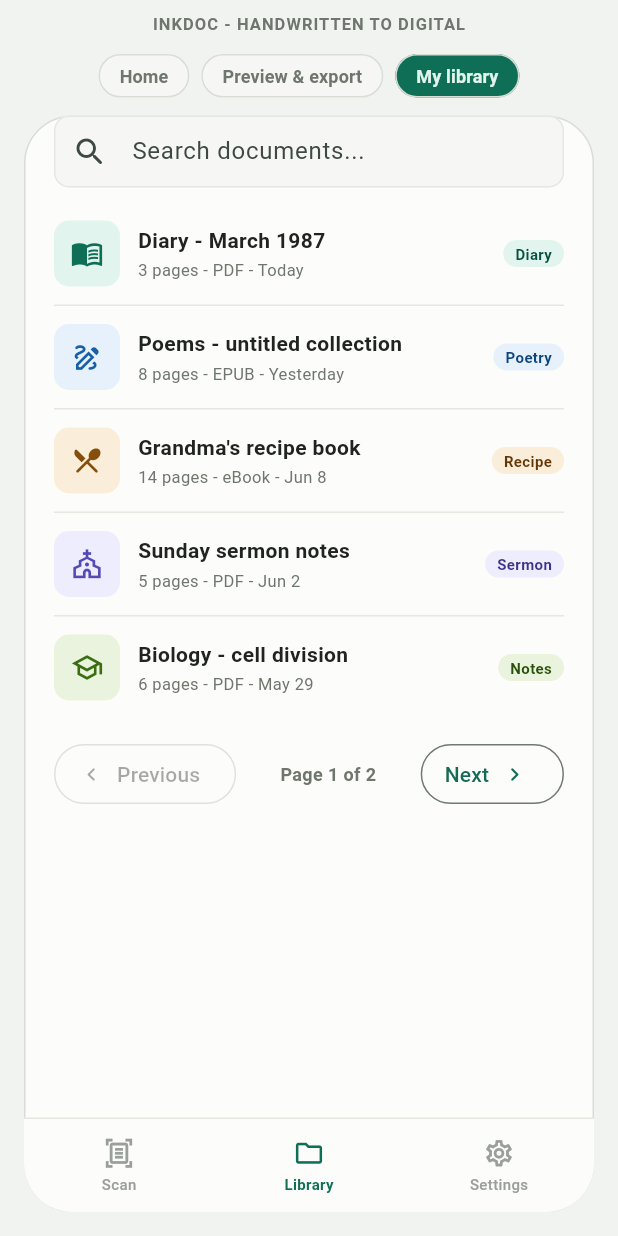
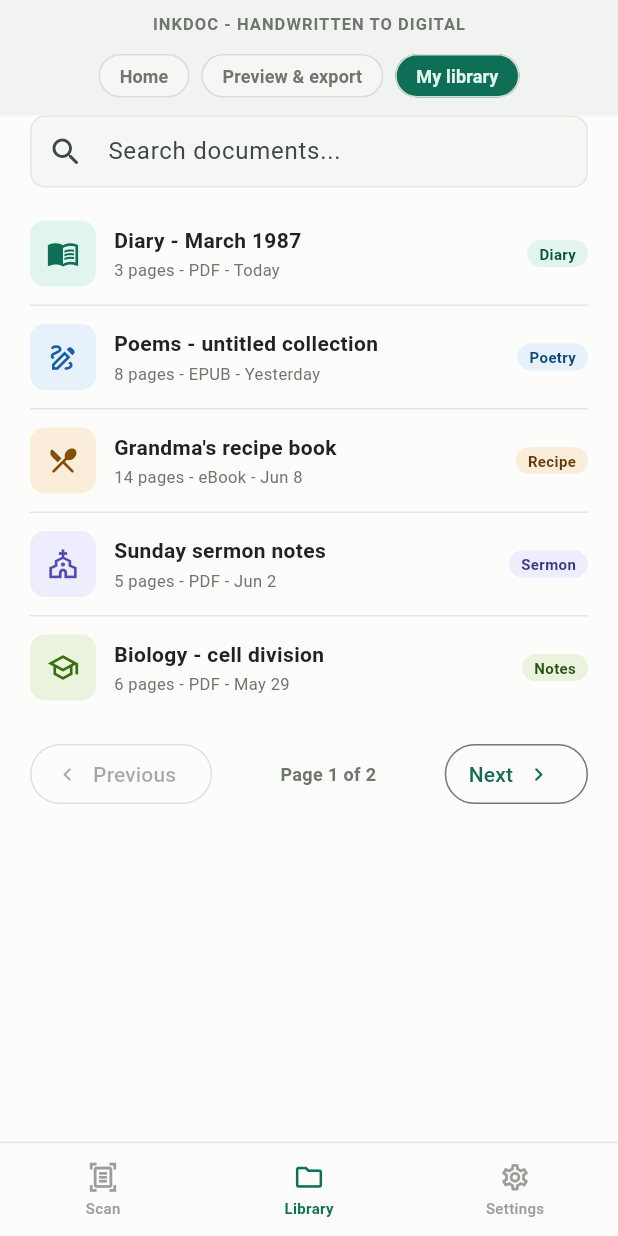
Before and after one commit to valentineRutto/WriteFlow, a Flutter app: the screen it shows after launch, item 2 of the bottom bar chosen, on a phone screen of 412 x 824 dp. Run offline on Flutter 3.47's test engine with Material 3 defaults, Android fonts, the phone set to English and light mode, and no system bars.

Commit message:
Flatten preview and library layouts

```diff
--- a/lib/presentation/inkdoc_app.dart
+++ b/lib/presentation/inkdoc_app.dart
@@ -128,24 +128,8 @@ class _InkDocShellState extends State<InkDocShell> {
                     ),
                     const SizedBox(height: 12),
                     Expanded(
-                      child: Padding(
-                        padding: screen == AppScreen.home
-                            ? EdgeInsets.zero
-                            : const EdgeInsets.fromLTRB(16, 0, 16, 16),
-                        child: DecoratedBox(
-                          decoration: BoxDecoration(
+                      child: ColoredBox(
                         color: AppColors.canvas,
-                            borderRadius: screen == AppScreen.home
-                                ? BorderRadius.zero
-                                : BorderRadius.circular(32),
-                            border: screen == AppScreen.home
-                                ? null
-                                : Border.all(color: AppColors.border),
-                          ),
-                          child: ClipRRect(
-                            borderRadius: screen == AppScreen.home
-                                ? BorderRadius.zero
-                                : BorderRadius.circular(32),
                         child: switch (screen) {
                           AppScreen.home => HomeScreen(
                             viewModel: _scanViewModel,
@@ -153,9 +137,8 @@ class _InkDocShellState extends State<InkDocShell> {
                             onAddDocumentType: _addDocumentType,
                             onEditDocumentType: _editSelectedDocumentType,
                             onScan: _scan,
-                                onLibrary: () => _navigationViewModel.show(
-                                  AppScreen.library,
-                                ),
+                            onLibrary: () =>
+                                _navigationViewModel.show(AppScreen.library),
                           ),
                           AppScreen.preview => PreviewScreen(
                             viewModel: _previewViewModel,
@@ -166,9 +149,8 @@ class _InkDocShellState extends State<InkDocShell> {
                             onEditPage: _editCurrentPage,
                             onHome: () =>
                                 _navigationViewModel.show(AppScreen.home),
-                                onLibrary: () => _navigationViewModel.show(
-                                  AppScreen.library,
-                                ),
+                            onLibrary: () =>
+                                _navigationViewModel.show(AppScreen.library),
                           ),
                           AppScreen.library => LibraryScreen(
                             viewModel: _libraryViewModel,
@@ -177,8 +159,6 @@ class _InkDocShellState extends State<InkDocShell> {
                             onOpenDocument: _openLibraryDocument,
                           ),
                         },
-                          ),
-                        ),
                       ),
                     ),
                   ],
--- a/lib/presentation/screens/library_screen.dart
+++ b/lib/presentation/screens/library_screen.dart
@@ -16,7 +16,6 @@ class LibraryScreen extends StatelessWidget {
   Widget build(BuildContext context) {
     return Column(
       children: [
-        //const StatusBar(time: '9:45'),
         Expanded(
           child: ListView(
             padding: EdgeInsets.zero,
--- a/lib/presentation/screens/preview_screen.dart
+++ b/lib/presentation/screens/preview_screen.dart
@@ -26,7 +26,6 @@ class PreviewScreen extends StatelessWidget {
 
     return Column(
       children: [
-        //const StatusBar(time: '9:43'),
         Expanded(
           child: ListView(
             cacheExtent: 4000,
```
Lines whose indentation alone changed are shown as unchanged.
